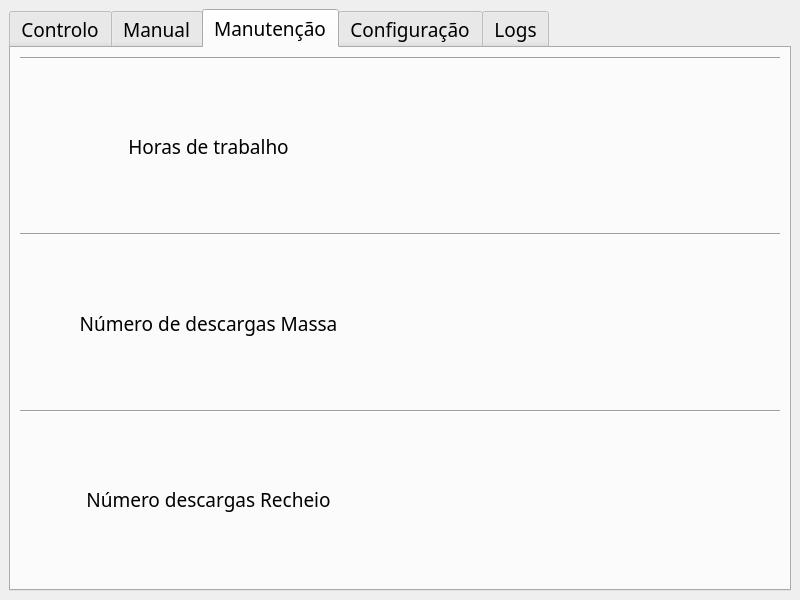
Before: the Qt Designer form ui_files/MainWindow.ui in noliveira9822/cookie_maker, drawn with Qt 5.
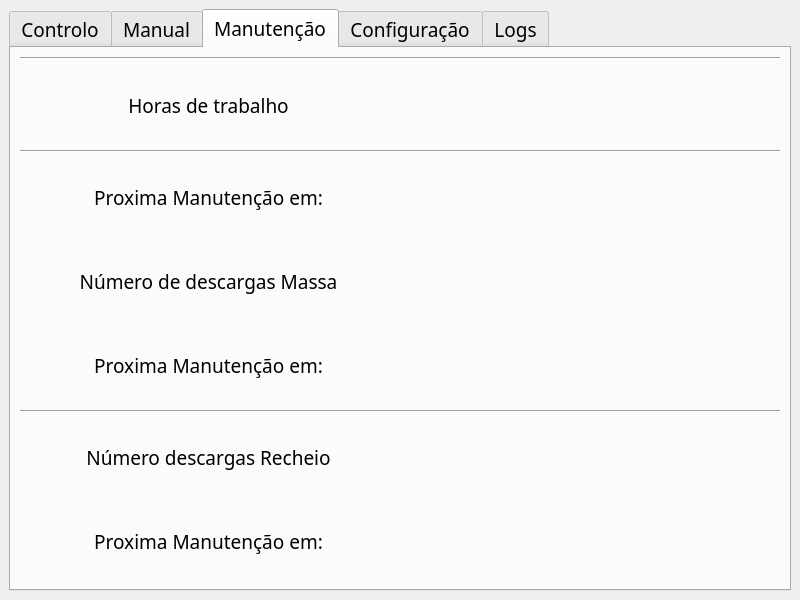
After: the same form once the commit is applied. The open tabs and pages were chosen to show the change. Icons and pictures are not drawn.

Commit message: added more counters in maintenance ui added code to read said counters

```diff
--- a/ui_files/MainWindow.ui
+++ b/ui_files/MainWindow.ui
@@ -660,6 +660,30 @@
           </property>
          </widget>
         </item>
+        <item>
+         <layout class="QHBoxLayout" name="horizontalLayout_25">
+          <item>
+           <widget class="QLabel" name="label_23">
+            <property name="text">
+             <string>Proxima Manutenção em:</string>
+            </property>
+            <property name="alignment">
+             <set>Qt::AlignCenter</set>
+            </property>
+           </widget>
+          </item>
+          <item>
+           <widget class="QLabel" name="lbl_horas_manutencao">
+            <property name="text">
+             <string/>
+            </property>
+            <property name="alignment">
+             <set>Qt::AlignCenter</set>
+            </property>
+           </widget>
+          </item>
+         </layout>
+        </item>
         <item>
          <layout class="QHBoxLayout" name="horizontalLayout_21">
           <item>
@@ -684,6 +708,30 @@
           </item>
          </layout>
         </item>
+        <item>
+         <layout class="QHBoxLayout" name="horizontalLayout_26">
+          <item>
+           <widget class="QLabel" name="label_27">
+            <property name="text">
+             <string>Proxima Manutenção em:</string>
+            </property>
+            <property name="alignment">
+             <set>Qt::AlignCenter</set>
+            </property>
+           </widget>
+          </item>
+          <item>
+           <widget class="QLabel" name="lbl_massa_manutencao">
+            <property name="text">
+             <string/>
+            </property>
+            <property name="alignment">
+             <set>Qt::AlignCenter</set>
+            </property>
+           </widget>
+          </item>
+         </layout>
+        </item>
         <item>
          <widget class="Line" name="line_2">
           <property name="orientation">
@@ -715,6 +763,30 @@
           </item>
          </layout>
         </item>
+        <item>
+         <layout class="QHBoxLayout" name="horizontalLayout_27">
+          <item>
+           <widget class="QLabel" name="label_26">
+            <property name="text">
+             <string>Proxima Manutenção em:</string>
+            </property>
+            <property name="alignment">
+             <set>Qt::AlignCenter</set>
+            </property>
+           </widget>
+          </item>
+          <item>
+           <widget class="QLabel" name="lbl_recheio_manutencao">
+            <property name="text">
+             <string/>
+            </property>
+            <property name="alignment">
+             <set>Qt::AlignCenter</set>
+            </property>
+           </widget>
+          </item>
+         </layout>
+        </item>
        </layout>
       </widget>
       <widget class="QWidget" name="tab_config">
```
Left out of the diff: 4 changed lines with no effect on the pictures. The commit also changes 1 other file.
